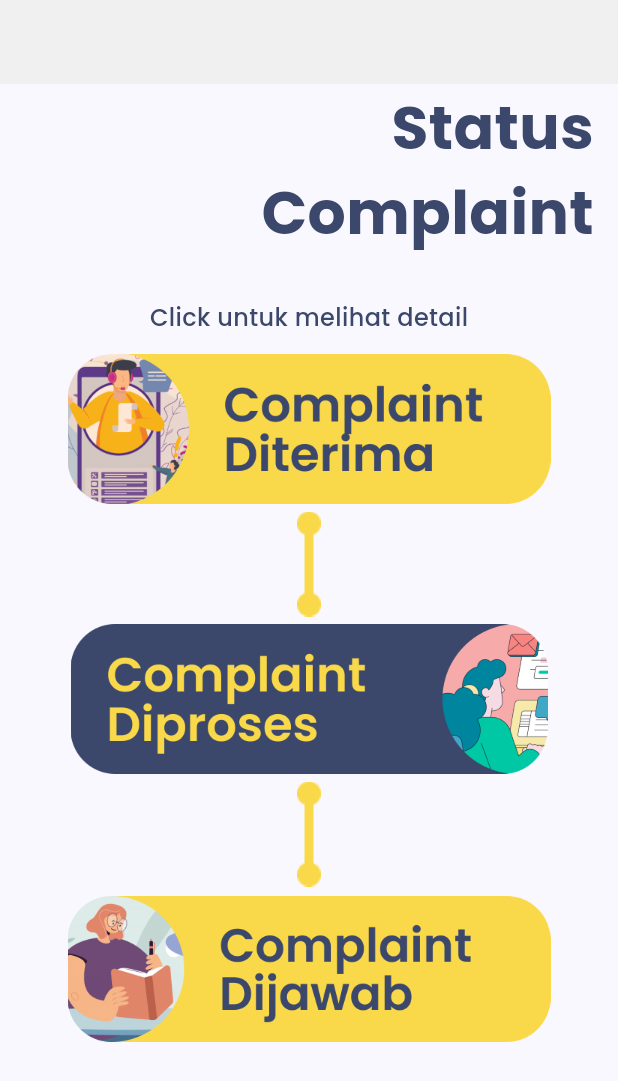
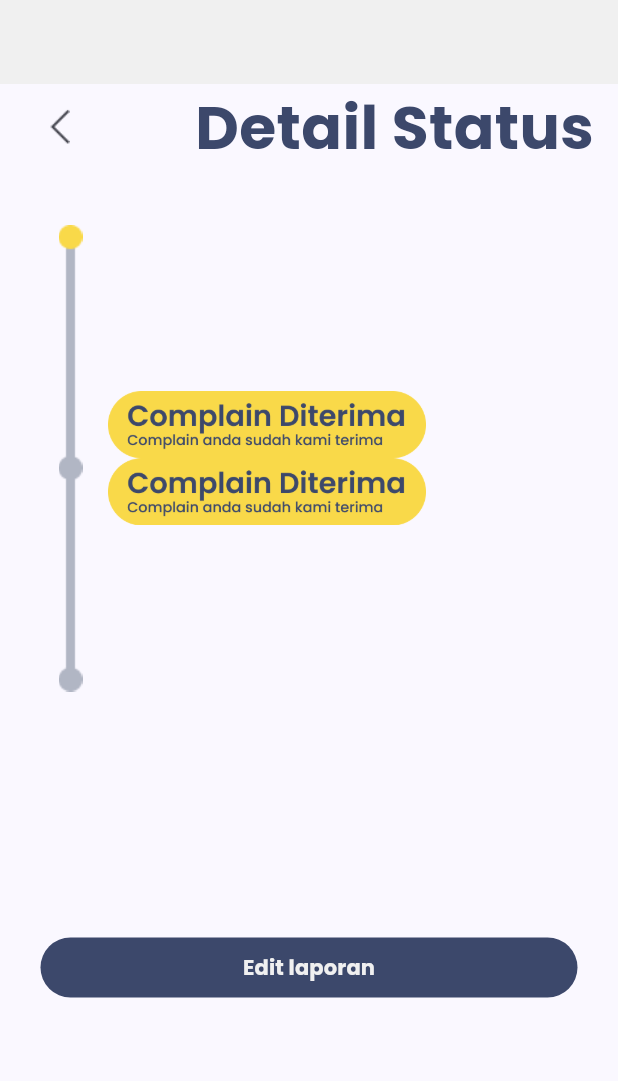
Before and after one commit to Capstone-Alta-19/flutter-ecomplaint, a Flutter app: the screen it shows after launch, on a phone screen of 412 x 824 dp. Shown: the top 1081 px of the screen. Run offline on Flutter 3.47's test engine with Material 2 defaults, Android fonts, the phone set to English and light mode, and no system bars; our stand-ins replace introduction_screen, like_button.

Commit message:
Add detail status complaint

```diff
--- a/lib/main.dart
+++ b/lib/main.dart
@@ -1,5 +1,6 @@
 import 'package:flutter/material.dart';
 import 'package:flutter_ecomplaint/config/colors.dart';
+import 'package:flutter_ecomplaint/screen/detail_status_complaint.dart';
 import 'package:flutter_ecomplaint/screen/splash_screen_page.dart';
 import 'package:flutter_ecomplaint/screen/status_complaint_page.dart';
 
@@ -28,7 +29,7 @@ class MyApp extends StatelessWidget {
             backgroundColor: AppColors.secondary100,
             surfaceTintColor: Colors.transparent,
           )),
-      home: const StatusComplaint(),
+      home: const DetailStatusComplaint(),
     );
   }
 }
--- /dev/null
+++ b/lib/screen/detail_status_complaint.dart
@@ -0,0 +1,99 @@
+import 'package:flutter/material.dart';
+import 'package:flutter_ecomplaint/config/colors.dart';
+import 'package:flutter_ecomplaint/widget/segment_title.dart';
+
+class DetailStatusComplaint extends StatefulWidget {
+  const DetailStatusComplaint({super.key});
+
+  @override
+  State<DetailStatusComplaint> createState() => _DetailStatusComplaintState();
+}
+
+class _DetailStatusComplaintState extends State<DetailStatusComplaint> {
+  @override
+  Widget build(BuildContext context) {
+    return Scaffold(
+      appBar: AppBar(),
+      body: SingleChildScrollView(
+        child: SizedBox(
+          width: MediaQuery.of(context).size.width,
+          child: Center(
+              child: Column(
+            children: [
+              const SegmentTitle(title: "Detail Status"),
+              SizedBox(
+                height: 37,
+              ),
+              DetailDiproses(),
+              SizedBox(height: 160),
+              FilledButton(
+                  style: ButtonStyle(
+                    minimumSize: MaterialStatePropertyAll(Size(358, 40)),
+                    backgroundColor: MaterialStatePropertyAll(AppColors.primary),
+                  ),
+                  onPressed: () {},
+                  child: Text(style: TextStyle(fontSize: 14, fontWeight: FontWeight.w700, color: AppColors.secondary100), "Edit laporan")),
+            ],
+          )),
+        ),
+      ),
+    );
+  }
+}
+
+class DetailDiterima extends StatelessWidget {
+  const DetailDiterima({super.key});
+
+  @override
+  Widget build(BuildContext context) {
+    return Padding(
+      padding: const EdgeInsets.only(left: 39.0),
+      child: Row(
+        children: [
+          Image.asset("assets/logo/stepper-line-vertical.png"),
+          Column(
+            children: [
+              Padding(
+                padding: const EdgeInsets.only(left: 17.0),
+                child: Image.asset(width: 212, "assets/logo/on-diterima.png"),
+              ),
+              SizedBox(
+                height: 300,
+              ),
+            ],
+          )
+        ],
+      ),
+    );
+  }
+}
+
+class DetailDiproses extends StatelessWidget {
+  const DetailDiproses({super.key});
+
+  @override
+  Widget build(BuildContext context) {
+    return Padding(
+      padding: const EdgeInsets.only(left: 39.0),
+      child: Row(
+        crossAxisAlignment: CrossAxisAlignment.center,
+        children: [
+          Image.asset("assets/logo/stepper-line-vertical.png"),
+          Column(
+            mainAxisAlignment: MainAxisAlignment.spaceAround,
+            children: [
+              Padding(
+                padding: const EdgeInsets.only(left: 17.0),
+                child: Image.asset(width: 212, "assets/logo/on-diterima.png"),
+              ),
+              Padding(
+                padding: const EdgeInsets.only(left: 17.0),
+                child: Image.asset(width: 212, "assets/logo/on-diterima.png"),
+              ),
+            ],
+          )
+        ],
+      ),
+    );
+  }
+}
```
Also changed, not shown: assets/logo/off-diproses.png (added), assets/logo/off-diterima.png (added), assets/logo/on-dijawab.png (added), assets/logo/on-diproses.png (added), assets/logo/on-diterima.png (added), assets/logo/stepper-line-vertical.png (added), assets/logo/stepper-line-vertical2.png (added), assets/logo/stepper-line-vertical3.png (added).
